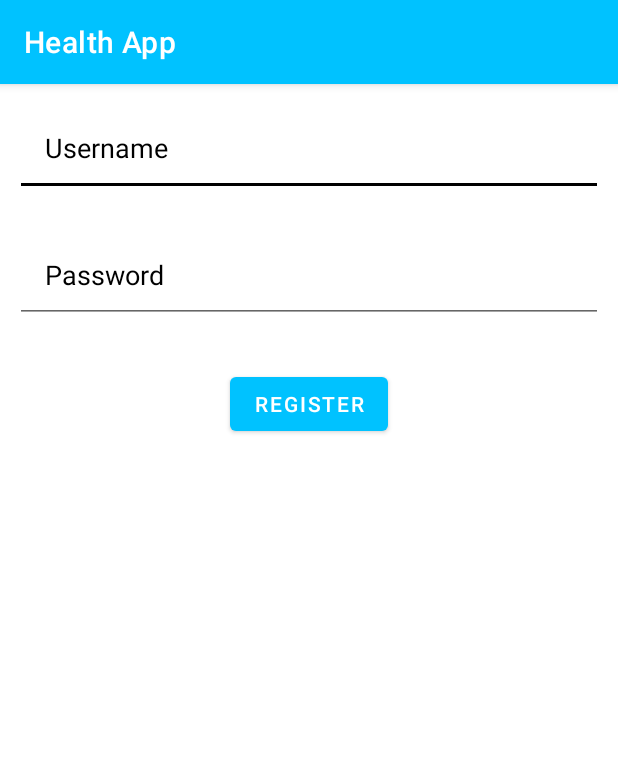
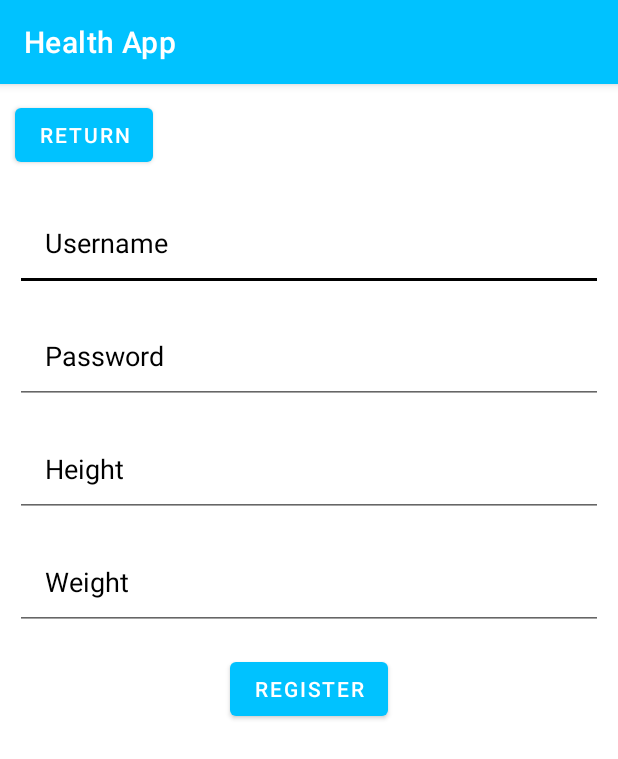
Before and after one commit to ErikHillard/HealthApp, an Android app: the LoginFragment screen opened directly, with no data from a screen before it, after a tap on "REGISTER", on a phone screen of 412 x 824 dp. Shown: the top 759 px of the screen. Run offline under Robolectric (Android 15) with nearby library versions, the phone set to English and light mode, and no system bars.

Commit message:
Login And Register Done

```diff
--- a/app/src/main/java/com/example/healthapp/RegisterFragment.java
+++ b/app/src/main/java/com/example/healthapp/RegisterFragment.java
@@ -1,6 +1,5 @@
 package com.example.healthapp;
 
-import android.content.Intent;
 import android.os.Bundle;
 
 import androidx.annotation.NonNull;
@@ -8,19 +7,26 @@ import androidx.annotation.Nullable;
 import androidx.fragment.app.Fragment;
 import androidx.fragment.app.FragmentTransaction;
 
+import android.text.TextUtils;
 import android.view.LayoutInflater;
 import android.view.View;
 import android.view.ViewGroup;
-import android.widget.EditText;
 import android.widget.TextView;
 import android.widget.Toast;
 
 import com.google.android.material.button.MaterialButton;
 
+import java.util.ArrayList;
+
 public class RegisterFragment extends Fragment {
     MaterialButton registerButton;
+    MaterialButton returnButton;
     TextView username;
     TextView password;
+    TextView height;
+    TextView weight;
+    ArrayList <String> fields;
+    ArrayList <Boolean> fieldExists;
 
     public RegisterFragment() {
         // Required empty public constructor
@@ -38,29 +44,109 @@ public class RegisterFragment extends Fragment {
         super.onViewCreated(view, savedInstanceState);
 
         registerButton = (MaterialButton) view.findViewById(R.id.registerButton);
+        returnButton = (MaterialButton) view.findViewById(R.id.returnButton);
         username = view.findViewById(R.id.newUsername);
         password = view.findViewById(R.id.newPassword);
+        height = view.findViewById(R.id.height);
+        weight = view.findViewById(R.id.weight);
+
+        fields = new ArrayList<>();
+        fields.add("username");
+        fields.add("password");
+        fields.add("height");
+        fields.add("weight");
+        fieldExists = new ArrayList<>();
+        for (int i = 0; i < fields.size(); i++) {
+            fieldExists.add(true);
+        }
+
 
         registerButton.setOnClickListener(new View.OnClickListener() {
             @Override
             public void onClick(View view) {
+                if (username.getText().toString().equals("")) {
+                    fieldExists.set(0, false);
+                }
+                if (password.getText().toString().equals("")) {
+                    fieldExists.set(1, false);
+                }
+                if (height.getText().toString().equals("")) {
+                    fieldExists.set(2, false);
+                }
+                if (weight.getText().toString().equals("")) {
+                    fieldExists.set(3, false);
+                }
+
+                int missing = 0;
+                for (Boolean bool : fieldExists) {
+                    if (!bool) {
+                        missing++;
+                    }
+                }
+
+                if (missing > 0) {
+                    String missingFields = "Please fill in your ";
+                    if (missing == 1) {
+                        for (int i = 0; i < fields.size(); i++) {
+                            if (!fieldExists.get(i)) {
+                                missingFields += fields.get(i);
+                                missingFields += " ";
+                            }
+                        }
+                    } else {
+                        boolean first = true;
+                        int count = 0;
+                        for (int i = 0; i < fields.size(); i++) {
+                            if (!fieldExists.get(i)) {
+                                missingFields += fields.get(i);
+                                count ++;
+                                if (count + 1 == missing) {
+                                    if (missing == 2) {
+                                        missingFields += "and";
+                                    } else {
+                                        missingFields += ", and";
+                                    }
+                                } else if (missing > 2 && count != missing) {
+                                    missingFields += ",";
+                                }
+                                missingFields += " ";
+                            }
+                        }
+                    }
+                    missingFields += "before continuing.";
+                    Toast.makeText(getActivity(), missingFields, Toast.LENGTH_LONG).show();
+                    for (int i = 0; i < fields.size(); i++) {
+                        fieldExists.set(i, true);
+                    }
+                } else {
                     Fragment newFragment = new LoginFragment();
                     Bundle bundle = new Bundle();
 
                     bundle.putString("username", username.getText().toString());
                     bundle.putString("password", password.getText().toString());
+                    bundle.putString("height", height.getText().toString());
+                    bundle.putString("weight", weight.getText().toString());
                     bundle.putBoolean("registered", true);
                     newFragment.setArguments(bundle);
 
+                    returnToLoginFragment(newFragment);
+                }
+            }
+        });
+
+        returnButton.setOnClickListener(new View.OnClickListener() {
+            @Override
+            public void onClick(View view) {
+                returnToLoginFragment(new LoginFragment());
+            }
+        });
+    }
+
+    private void returnToLoginFragment(Fragment newFragment) {
         FragmentTransaction transaction = getParentFragmentManager().beginTransaction();
         transaction.setCustomAnimations(R.anim.fade_in, R.anim.slide_out);
         transaction.replace(R.id.fragment_login_container, newFragment);
+        getActivity().getSupportFragmentManager().popBackStack();
         transaction.commit();
-
-//                Intent switchActivity = new Intent(getActivity(), MainActivity.class);
-//                switchActivity.putExtra("NewUser", false);
-//                startActivity(switchActivity);
-            }
-        });
     }
 }
--- a/app/src/main/res/layout/fragment_register.xml
+++ b/app/src/main/res/layout/fragment_register.xml
@@ -5,43 +5,76 @@
     android:layout_height="match_parent"
     tools:context=".RegisterFragment">
 
+    <com.google.android.material.button.MaterialButton
+        android:id="@+id/returnButton"
+        android:layout_width="wrap_content"
+        android:layout_height="wrap_content"
+        android:layout_margin="10dp"
+        android:text="Return" />
+
     <EditText
         android:id="@+id/newUsername"
         android:layout_width="match_parent"
         android:layout_height="wrap_content"
-        android:layout_marginStart="10dp"
-        android:layout_marginTop="10dp"
-        android:layout_marginEnd="10dp"
-        android:layout_marginBottom="10dp"
+        android:layout_marginHorizontal="10dp"
+        android:layout_marginVertical="5dp"
         android:hint="Username"
+        android:layout_below="@id/returnButton"
         android:padding="20dp"
         android:textColor="@color/colorAccent"
         android:textColorHint="@color/colorAccent"
         android:inputType="text"
         android:maxLines="1"/>
+
     <EditText
         android:id="@+id/newPassword"
         android:layout_width="match_parent"
         android:layout_height="wrap_content"
-        android:layout_marginStart="10dp"
-        android:layout_marginTop="10dp"
-        android:layout_marginEnd="10dp"
-        android:layout_marginBottom="10dp"
+        android:layout_marginHorizontal="10dp"
+        android:layout_marginVertical="5dp"
         android:hint="Password"
         android:layout_below="@id/newUsername"
         android:padding="20dp"
         android:textColor="@color/colorAccent"
         android:textColorHint="@color/colorAccent"
-        android:inputType="textPassword"
+        android:inputType="text"
         android:maxLines="1"/>
+
+    <EditText
+        android:id="@+id/height"
+        android:layout_width="match_parent"
+        android:layout_height="wrap_content"
+        android:layout_below="@id/newPassword"
+        android:layout_marginHorizontal="10dp"
+        android:layout_marginVertical="5dp"
+        android:hint="Height"
+        android:inputType="text"
+        android:maxLines="1"
+        android:padding="20dp"
+        android:textColor="@color/colorAccent"
+        android:textColorHint="@color/colorAccent" />
+
+    <EditText
+        android:id="@+id/weight"
+        android:layout_width="match_parent"
+        android:layout_height="wrap_content"
+        android:layout_below="@id/height"
+        android:layout_marginHorizontal="10dp"
+        android:layout_marginVertical="5dp"
+        android:hint="Weight"
+        android:inputType="text"
+        android:maxLines="1"
+        android:padding="20dp"
+        android:textColor="@color/colorAccent"
+        android:textColorHint="@color/colorAccent" />
+
     <com.google.android.material.button.MaterialButton
+        android:id="@+id/registerButton"
         android:layout_width="wrap_content"
         android:layout_height="wrap_content"
-        android:id="@+id/registerButton"
+        android:layout_below="@id/weight"
         android:layout_centerHorizontal="true"
-        android:text="Register"
-        android:layout_margin="20dp"
-        android:layout_below="@id/newPassword"
-        />
+        android:layout_margin="10dp"
+        android:text="Register" />
 
 </RelativeLayout>
```
Also changed, not shown: app/src/main/java/com/example/healthapp/LoginFragment.java (+0 -10 lines), app/src/main/res/layout/fragment_login.xml (+11 -12 lines). Lines whose indentation alone changed are shown as unchanged.
